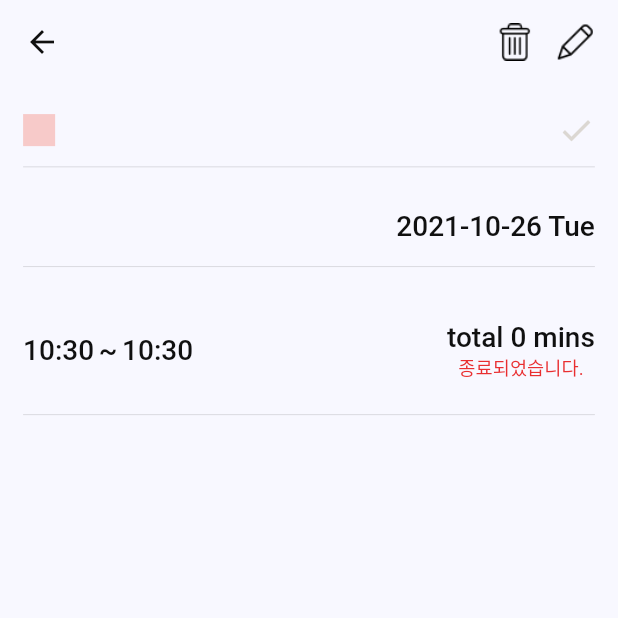
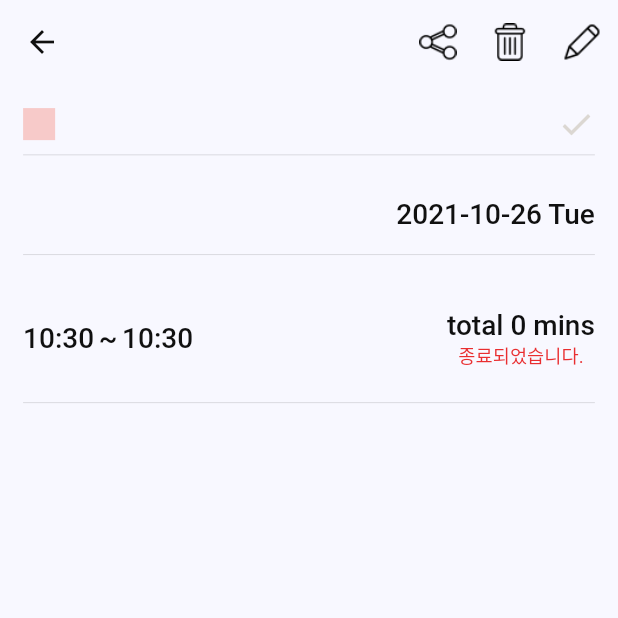
Before and after one commit to json-kim/daily_planner, a Flutter app: the PlanDetailScreen screen opened directly with empty values, on a phone screen of 412 x 824 dp, the top half of it. Run offline on Flutter 3.47's test engine with Material 2 defaults, Android fonts, the phone set to English and light mode, and no system bars; our stand-ins replace flutter_colorpicker, get, google_fonts, pull_to_refresh, sqflite; accounts and stored records are empty.

Commit message:
DB에 수정, ui개선

```diff
--- /dev/null
+++ b/lib/components/appbar_icon_button.dart
@@ -0,0 +1,33 @@
+import 'package:flutter/material.dart';
+
+class AppBarIconButton extends StatelessWidget {
+  const AppBarIconButton({
+    Key? key,
+    required this.press,
+    required this.imgSrc,
+    required this.size,
+    required this.paddingSize,
+    required this.radius,
+  }) : super(key: key);
+
+  final VoidCallback press;
+  final String imgSrc;
+  final double size;
+  final double paddingSize;
+  final double radius;
+
+  @override
+  Widget build(BuildContext context) {
+    return InkWell(
+      borderRadius: BorderRadius.circular(radius),
+      onTap: press,
+      child: Padding(
+        padding: EdgeInsets.symmetric(horizontal: paddingSize),
+        child: Image.asset(
+          imgSrc,
+          width: size,
+        ),
+      ),
+    );
+  }
+}
--- a/lib/constants.dart
+++ b/lib/constants.dart
@@ -23,6 +23,7 @@
 
 // font size
 const double headline1 = 36.0;
+const double headline4 = 27.0;
 const double headline5 = 24.0;
 const double headline6 = 21.0;
 const double subtitle1 = 18.0;
--- a/lib/controllers/plan_controller.dart
+++ b/lib/controllers/plan_controller.dart
@@ -1,7 +1,6 @@
 import 'package:daily_planner_app/controllers/date_controller.dart';
 import 'package:daily_planner_app/controllers/db_controller.dart';
 import 'package:daily_planner_app/models/plan.dart';
-import 'package:flutter/material.dart';
 import 'package:get/get_state_manager/get_state_manager.dart';
 import 'package:get/get.dart';
 
@@ -28,8 +27,9 @@
     update();
   }
 
-  void planStateChange(Plan plan) {
+  Future<void> planStateChange(Plan plan) async {
     plan.nextPlanState();
+    await dbCont.updateToTable(plan);
     update();
   }
 
--- a/lib/screens/detail/components/title_bar.dart
+++ b/lib/screens/detail/components/title_bar.dart
@@ -29,8 +29,10 @@
           child: Text(
             plan.title,
             overflow: TextOverflow.ellipsis,
-            style: Theme.of(context).textTheme.headline4!.copyWith(
-                color: kBlackColor, fontSize: getProportionateScreenHeight(32)),
+            style: Theme.of(context).textTheme.headline5!.copyWith(
+                decoration: plan.state ? TextDecoration.lineThrough : null,
+                color: kBlackColor,
+                fontSize: getProportionateScreenHeight(headline5)),
           ),
         ),
       ],
--- a/lib/screens/detail/plan_detail_screen.dart
+++ b/lib/screens/detail/plan_detail_screen.dart
@@ -1,3 +1,4 @@
+import 'package:daily_planner_app/components/appbar_icon_button.dart';
 import 'package:daily_planner_app/components/state_button.dart';
 import 'package:daily_planner_app/constants.dart';
 import 'package:daily_planner_app/controllers/new_plan_controller.dart';
@@ -32,26 +33,26 @@
           child:
               Column(crossAxisAlignment: CrossAxisAlignment.start, children: [
             VerticalSpacing(),
-            Row(
+            GetBuilder<PlanController>(
+                init: PlanController(),
+                builder: (controller) {
+                  return Row(
                     children: [
                       // Title
                       TitleBar(plan: plan),
                       Spacer(),
 
                       // State Icon
-                GetBuilder<PlanController>(
-                    init: PlanController(),
-                    builder: (controller) {
-                      return StateButton(
+                      StateButton(
                         plan: plan,
                         size: getProportionateScreenHeight(appbarIconSize),
                         press: () {
                           controller.planStateChange(plan);
                         },
+                      ),
+                    ],
                   );
                 }),
-              ],
-            ),
             Divider(),
             VerticalSpacing(),
 
@@ -95,10 +96,21 @@
       elevation: 0,
       centerTitle: true,
       actions: [
+        // share plan button
+        AppBarIconButton(
+          imgSrc: 'assets/share_icon.png',
+          press: () {
+            print('share button press');
+          },
+          radius: SizeConfig.padding.top / 2,
+          paddingSize: getProportionateScreenWidth(defaultPadding * 0.75),
+          size: getProportionateScreenHeight(appbarIconSize),
+        ),
+
         // delete plan button
-        InkWell(
-          borderRadius: BorderRadius.circular(SizeConfig.padding.top / 2),
-          onTap: () async {
+        AppBarIconButton(
+          imgSrc: 'assets/delete_icon.png',
+          press: () async {
             final result = await _planController.deletePlan(plan);
 
             if (result) {
@@ -113,19 +125,15 @@
               }
             }
           },
-          child: SizedBox(
-            child: Image.asset(
-              'assets/delete_icon.png',
-              width: getProportionateScreenHeight(appbarIconSize),
+          radius: SizeConfig.padding.top / 2,
+          paddingSize: getProportionateScreenWidth(defaultPadding * 0.75),
+          size: getProportionateScreenHeight(appbarIconSize),
         ),
-          ),
-        ),
-        HorizontalSpacing(),
 
         // edit plan button
-        InkWell(
-          borderRadius: BorderRadius.circular(SizeConfig.padding.top / 2),
-          onTap: () async {
+        AppBarIconButton(
+          imgSrc: 'assets/edit_icon.png',
+          press: () async {
             final result = await Get.to(GetBuilder<NewPlanController>(
                 init: NewPlanController.fromPlan(plan: plan),
                 global: false,
@@ -136,10 +144,10 @@
             if (result == null) return;
             if (result) Get.back();
           },
-          child: Image.asset('assets/edit_icon.png',
-              width: getProportionateScreenHeight(appbarIconSize)),
+          radius: SizeConfig.padding.top / 2,
+          paddingSize: getProportionateScreenWidth(defaultPadding * 0.75),
+          size: getProportionateScreenHeight(appbarIconSize),
         ),
-        SizedBox(width: defaultPadding)
       ],
     );
   }
--- a/lib/screens/planner/components/plan_card.dart
+++ b/lib/screens/planner/components/plan_card.dart
@@ -84,10 +84,13 @@
                           plan.title,
                           style: Theme.of(context)
                               .textTheme
-                              .headline6!
+                              .subtitle1!
                               .copyWith(
+                                  decoration: plan.state
+                                      ? TextDecoration.lineThrough
+                                      : null,
                                   fontSize:
-                                      getProportionateScreenHeight(headline6),
+                                      getProportionateScreenHeight(subtitle1),
                                   color: Colors.black),
                         ),
                         Spacer(),
```
Also changed, not shown: assets/share_icon.png (added), 1 other file. Lines whose indentation alone changed are shown as unchanged.
